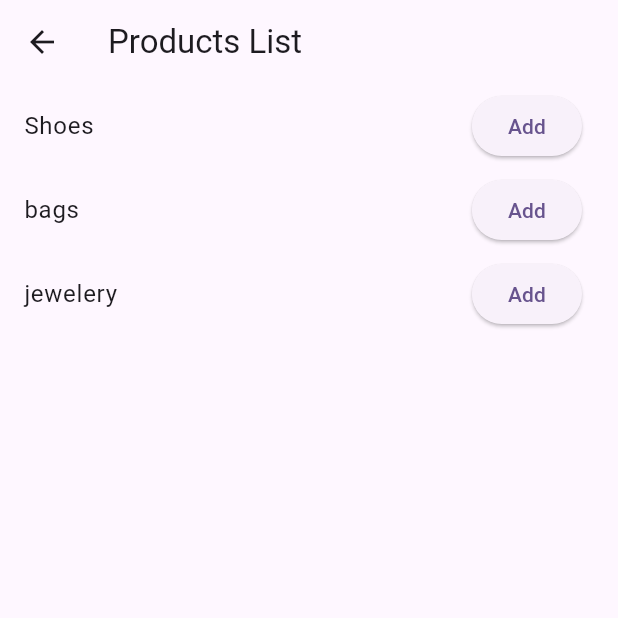
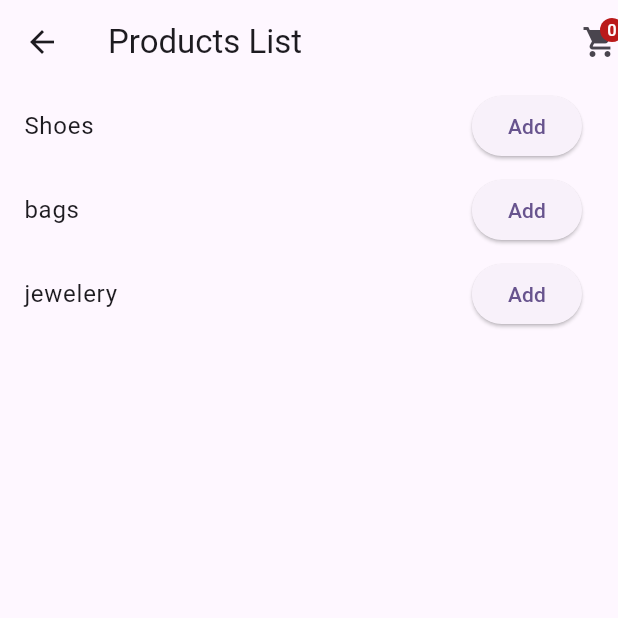
Before and after one commit to laibanurr/flutter_practice_work, a Flutter app: the ProductListScreen screen opened directly, on a phone screen of 412 x 824 dp, the top half of it. Run offline on Flutter 3.47's test engine with Material 3 defaults, Android fonts, the phone set to English and light mode, and no system bars; our stand-ins replace dio, flutter_secure_storage, go_router; accounts and stored records are empty.

Commit message:
feat: enhance ProductListScreen with cart item count badge in app bar

```diff
--- a/lib/provider_practice/cart/products_list.dart
+++ b/lib/provider_practice/cart/products_list.dart
@@ -5,10 +5,24 @@ import 'package:provider/provider.dart';
 class ProductListScreen extends StatelessWidget {
   const ProductListScreen({super.key});
 
+
+
   @override
   Widget build(BuildContext context) {
     return Scaffold(
-      appBar: AppBar(title: Text('Products List'), centerTitle: false),
+      appBar: AppBar(title: Text('Products List'),
+       centerTitle: false,
+       actions: [
+        Consumer<CartModel>(builder: (context, cart , child){
+          return Badge(
+            label: Text('${cart.itemCount}'),
+             child: Icon(Icons.shopping_cart),
+          );
+        })
+       ],
+       ),
+
+
       body: ListView(
         children: ['Shoes', 'bags', 'jewelery'].map((product) {
           return ListTile(
```
